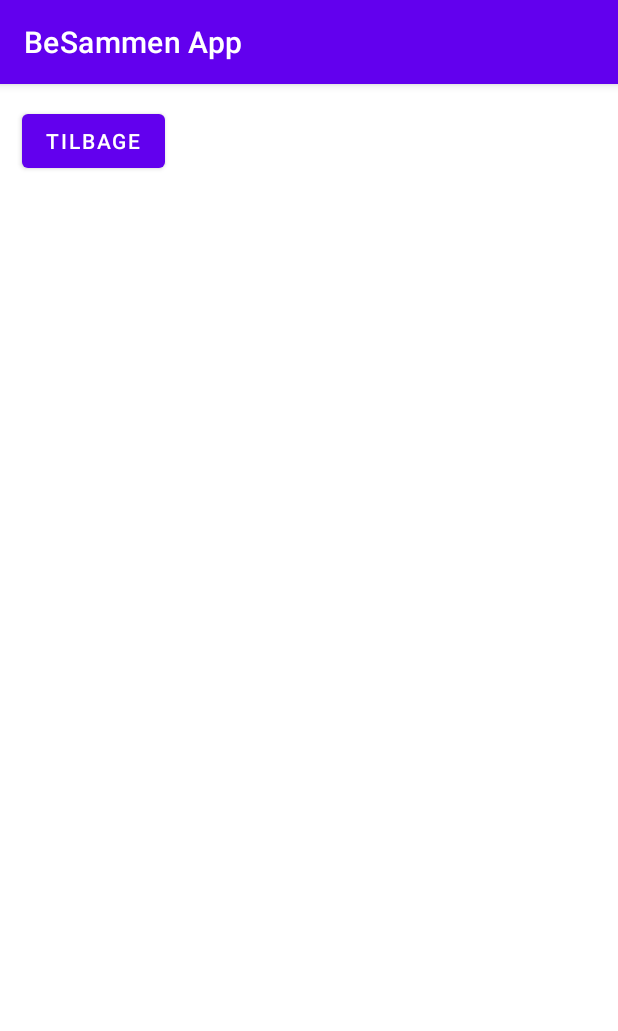
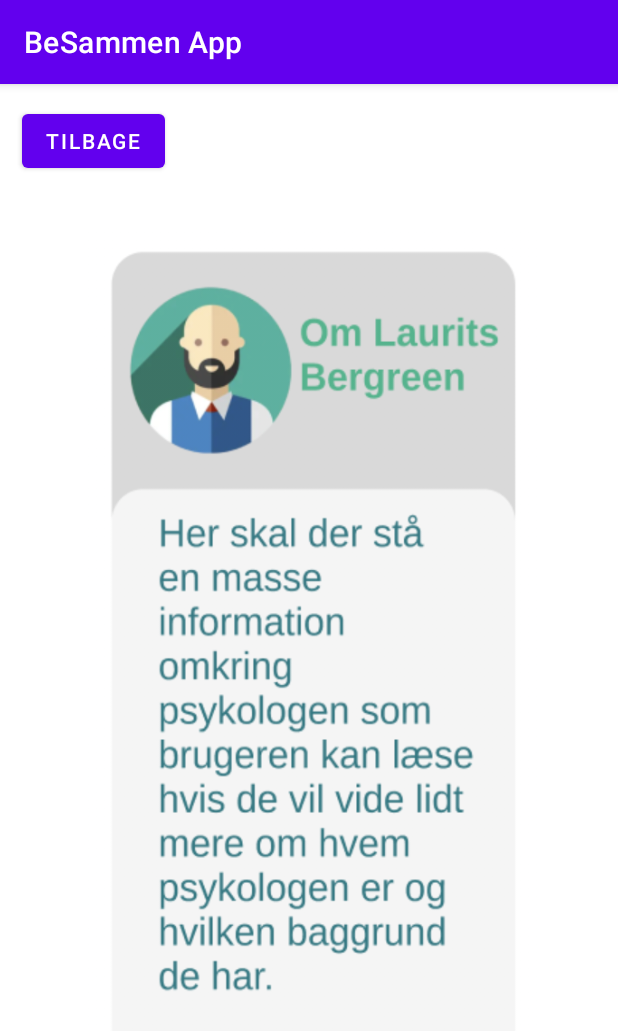
Before and after one commit to Hans867/BeSammen, an Android app: the PsychologistInfoActivity screen opened directly, with no data from a screen before it, on a phone screen of 412 x 824 dp. Shown: the top 1031 px of the screen. Run offline under Robolectric (Android 15) with nearby library versions, the phone set to English and light mode, and no system bars.

Commit message:
App complete

```diff
--- a/app/src/main/java/com/example/besammenapp/MainActivity.java
+++ b/app/src/main/java/com/example/besammenapp/MainActivity.java
@@ -28,14 +28,5 @@ public class MainActivity extends AppCompatActivity {
         }
     }, SPLASH_DELAY);
 
-    /* public void beSammen (View view) {
-
-        Intent intentToHomePageActivity = new Intent(this, HomePageActivity.class);
-
-        startActivity(intentToHomePageActivity);
-    }
-
-     */
-
     }
 }
--- a/app/src/main/java/com/example/besammenapp/userOnboarding/LoginActivity.java
+++ b/app/src/main/java/com/example/besammenapp/userOnboarding/LoginActivity.java
@@ -44,12 +44,10 @@ public class LoginActivity extends AppCompatActivity {
                 String email = emailEditText.getText().toString().trim();
                 String password = passwordEditText.getText().toString().trim();
 
-
                 if (email.isEmpty() || password.isEmpty()) {
                     Toast.makeText(LoginActivity.this, "Please enter email and password.", Toast.LENGTH_SHORT).show();
                     return;
                 }
-
 
                 firebaseAuth.signInWithEmailAndPassword(email, password)
                         .addOnCompleteListener(new OnCompleteListener<AuthResult>() {
--- a/app/src/main/res/layout/activity_psychologistinfo.xml
+++ b/app/src/main/res/layout/activity_psychologistinfo.xml
@@ -18,4 +18,15 @@
         app:layout_constraintStart_toStartOf="parent"
         app:layout_constraintTop_toTopOf="parent"
         app:layout_constraintVertical_bias="0.019" />
+
+    <ImageView
+        android:id="@+id/imageView11"
+        android:layout_width="304dp"
+        android:layout_height="579dp"
+        android:background="@drawable/infopsychologistactivity"
+        app:layout_constraintBottom_toBottomOf="parent"
+        app:layout_constraintEnd_toEndOf="parent"
+        app:layout_constraintStart_toStartOf="parent"
+        app:layout_constraintTop_toBottomOf="@+id/button7"
+        app:layout_constraintVertical_bias="0.266" />
 </androidx.constraintlayout.widget.ConstraintLayout>
```
Also changed, not shown: app/src/main/res/drawable/infopsychologistactivity.png (added).
